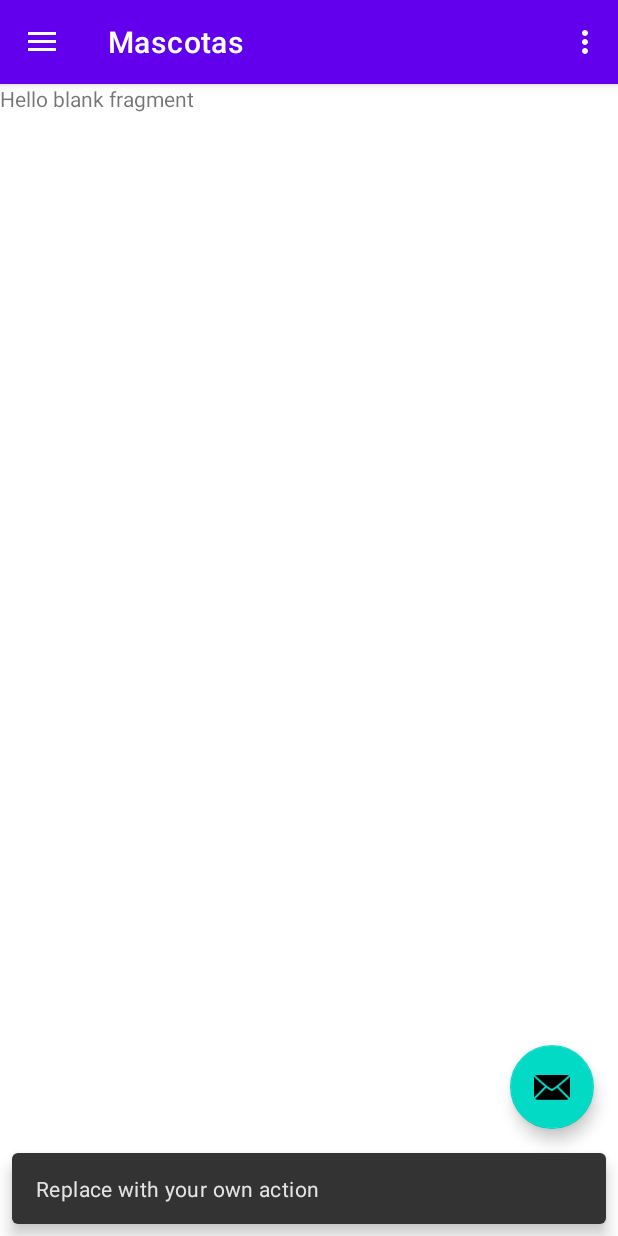
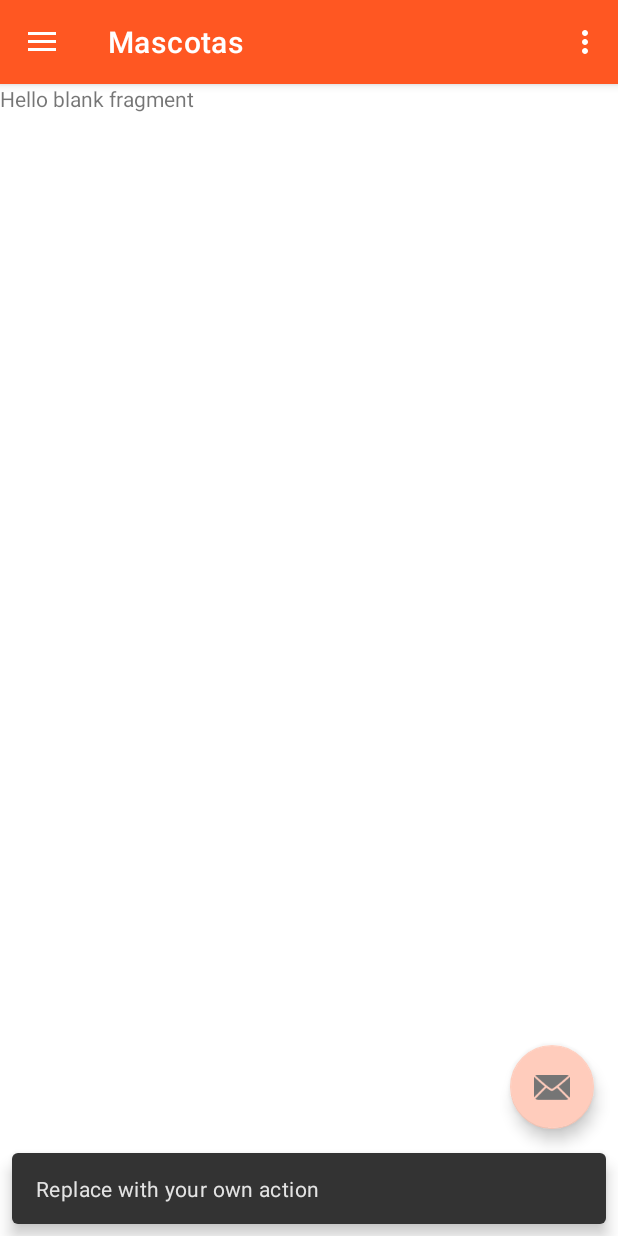
Before and after one commit to ealfriadez/AppPatitasQBO, an Android app: the MainActivity screen opened directly, with no data from a screen before it, after a tap on an icon or button, on a phone screen of 412 x 824 dp. Run offline under Robolectric (Android 15) with nearby library versions, the phone set to English and light mode, and no system bars; our stand-ins replace navigation-ui.

Commit message:
Avanzando con ROM

```diff
--- a/app/src/main/AndroidManifest.xml
+++ b/app/src/main/AndroidManifest.xml
@@ -1,6 +1,8 @@
 <?xml version="1.0" encoding="utf-8"?>
 <manifest xmlns:android="http://schemas.android.com/apk/res/android"
     xmlns:tools="http://schemas.android.com/tools">
+
+    <uses-permission android:name="android.permission.INTERNET"></uses-permission>
 
     <application
         android:allowBackup="true"
@@ -8,6 +10,7 @@
         android:fullBackupContent="@xml/backup_rules"
         android:icon="@mipmap/ic_launcher"
         android:label="@string/app_name"
+        android:usesCleartextTraffic="true"
         android:roundIcon="@mipmap/ic_launcher_round"
         android:supportsRtl="true"
         android:theme="@style/Theme.AppPatitasQBO"
--- a/app/src/main/java/pe/edu/unfv/apppatitas_qbo/ui/ListaMascotasFragment.kt
+++ b/app/src/main/java/pe/edu/unfv/apppatitas_qbo/ui/ListaMascotasFragment.kt
@@ -7,28 +7,7 @@ import android.view.View
 import android.view.ViewGroup
 import pe.edu.unfv.apppatitas_qbo.R
 
-// TODO: Rename parameter arguments, choose names that match
-// the fragment initialization parameters, e.g. ARG_ITEM_NUMBER
-private const val ARG_PARAM1 = "param1"
-private const val ARG_PARAM2 = "param2"
-
-/**
- * A simple [Fragment] subclass.
- * Use the [ListaMascotasFragment.newInstance] factory method to
- * create an instance of this fragment.
- */
 class ListaMascotasFragment : Fragment() {
-    // TODO: Rename and change types of parameters
-    private var param1: String? = null
-    private var param2: String? = null
-
-    override fun onCreate(savedInstanceState: Bundle?) {
-        super.onCreate(savedInstanceState)
-        arguments?.let {
-            param1 = it.getString(ARG_PARAM1)
-            param2 = it.getString(ARG_PARAM2)
-        }
-    }
 
     override fun onCreateView(
         inflater: LayoutInflater, container: ViewGroup?,
@@ -37,24 +16,4 @@ class ListaMascotasFragment : Fragment() {
         // Inflate the layout for this fragment
         return inflater.inflate(R.layout.fragment_lista_mascotas, container, false)
     }
-
-    companion object {
-        /**
-         * Use this factory method to create a new instance of
-         * this fragment using the provided parameters.
-         *
-         * @param param1 Parameter 1.
-         * @param param2 Parameter 2.
-         * @return A new instance of fragment ListaMascotasFragment.
-         */
-        // TODO: Rename and change types and number of parameters
-        @JvmStatic
-        fun newInstance(param1: String, param2: String) =
-            ListaMascotasFragment().apply {
-                arguments = Bundle().apply {
-                    putString(ARG_PARAM1, param1)
-                    putString(ARG_PARAM2, param2)
-                }
-            }
-    }
 }
--- a/app/src/main/java/pe/edu/unfv/apppatitas_qbo/ui/LoginActivity.kt
+++ b/app/src/main/java/pe/edu/unfv/apppatitas_qbo/ui/LoginActivity.kt
@@ -51,13 +51,16 @@ class LoginActivity : AppCompatActivity() {
         val request = JsonObjectRequest(Request.Method.POST, urlWsLogin, parametros, {response ->
             if (response.getBoolean("rpta")){
                 startActivity(Intent(this, MainActivity::class.java))
+                finish()
             }else{
                 mostrarMensaje(vista, response.getString("mensaje"))
             }
+            _btnLogin.isEnabled = true
         }, {
             Log.e("LOGIN", it.toString())
             _btnLogin.isEnabled = true
         })
+        _queue.add(request)
     }
 
     fun validarUsuarioPassword(): Boolean{
--- a/app/src/main/res/values/colors.xml
+++ b/app/src/main/res/values/colors.xml
@@ -7,4 +7,13 @@
     <color name="teal_700">#FF018786</color>
     <color name="black">#FF000000</color>
     <color name="white">#FFFFFFFF</color>
+
+    <color name="DARK_PRIMARY">#E64A19</color>
+    <color name="LIGHT_PRIMARY_COLOR">#FFCCBC</color>
+    <color name="PRIMARY_COLOR">#FF5722</color>
+    <color name="TEXT_ICONS">#FFFFFF</color>
+    <color name="ACCENT_COLOR">#7C4DFF</color>
+    <color name="PRIMARY_TEXT">#212121</color>
+    <color name="SECONDARY_TEXT">#757575</color>
+    <color name="DIVIDER_COLOR">#BDBDBD</color>
 </resources>
--- a/app/src/main/res/values/themes.xml
+++ b/app/src/main/res/values/themes.xml
@@ -2,13 +2,13 @@
     <!-- Base application theme. -->
     <style name="Theme.AppPatitasQBO" parent="Theme.MaterialComponents.DayNight.NoActionBar">
         <!-- Primary brand color. -->
-        <item name="colorPrimary">@color/purple_500</item>
-        <item name="colorPrimaryVariant">@color/purple_700</item>
-        <item name="colorOnPrimary">@color/white</item>
+        <item name="colorPrimary">@color/PRIMARY_COLOR</item>
+        <item name="colorPrimaryVariant">@color/DARK_PRIMARY</item>
+        <item name="colorOnPrimary">@color/LIGHT_PRIMARY_COLOR</item>
         <!-- Secondary brand color. -->
-        <item name="colorSecondary">@color/teal_200</item>
-        <item name="colorSecondaryVariant">@color/teal_700</item>
-        <item name="colorOnSecondary">@color/black</item>
+        <item name="colorSecondary">@color/LIGHT_PRIMARY_COLOR</item>
+        <item name="colorSecondaryVariant">@color/PRIMARY_TEXT</item>
+        <item name="colorOnSecondary">@color/SECONDARY_TEXT</item>
         <!-- Status bar color. -->
         <item name="android:statusBarColor">?attr/colorPrimaryVariant</item>
         <!-- Customize your theme here. -->
```
Also changed, not shown: app/build.gradle.kts (+8 -0 lines), app/src/main/java/pe/edu/unfv/apppatitas_qbo/db/dao/PersonaDao.kt (added, +25 -0 lines), app/src/main/java/pe/edu/unfv/apppatitas_qbo/db/entity/PersonaEntity.kt (added, +18 -0 lines), app/src/main/java/pe/edu/unfv/apppatitas_qbo/ui/VoluntarioFragment.kt (+0 -41 lines).
